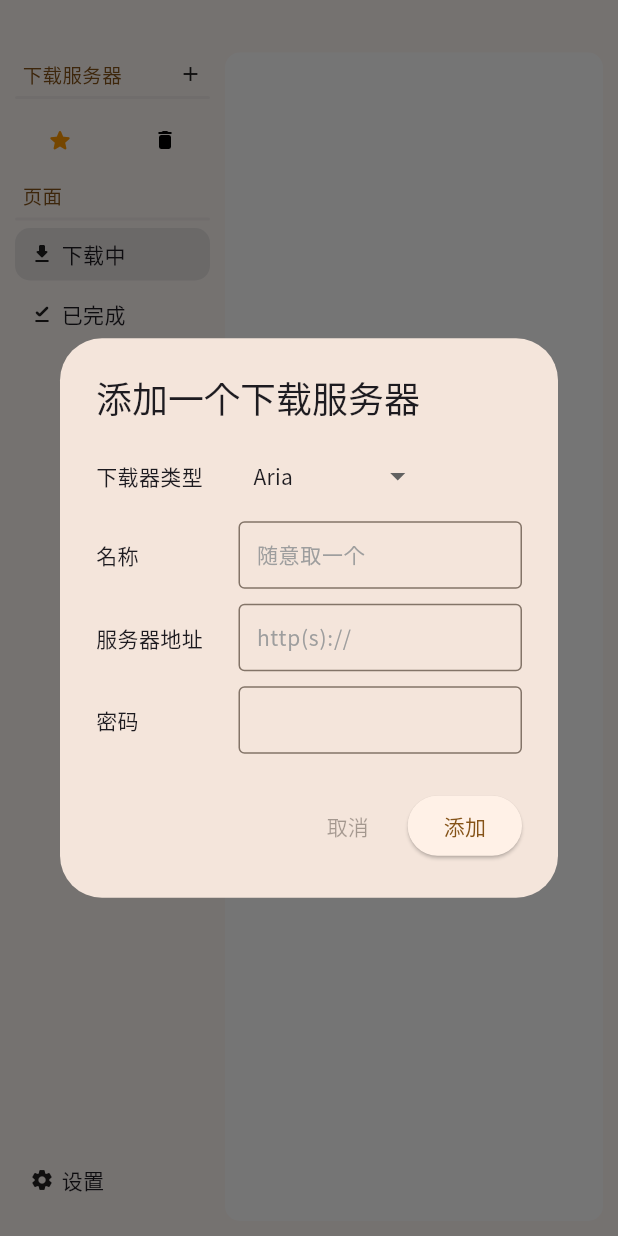
After one commit to Zhoucheng133/BitFlow, a Flutter app: the screen it shows after launch, after a tap on the "add" icon, on a phone screen of 412 x 824 dp. The commit adds this screen. Run offline on Flutter 3.47's test engine with Material 3 defaults, Android fonts, the phone set to English and light mode, and no system bars; drawn by our look-alikes of dropdown_button2; our stand-ins replace get, google_fonts, shared_preferences; missing offline and left inert: window_manager; statements that could not run were skipped.

Commit message:
添加页面切换

```diff
--- a/lib/components/sidebar.dart
+++ b/lib/components/sidebar.dart
@@ -1,4 +1,4 @@
-import 'package:bit_flow/components/sidebar_button.dart';
+import 'package:bit_flow/components/sidebar_components.dart';
 import 'package:bit_flow/getx/status_get.dart';
 import 'package:bit_flow/getx/store_get.dart';
 import 'package:bit_flow/types/types.dart';
@@ -22,10 +22,11 @@ class _SidebarState extends State<Sidebar> {
   @override
   Widget build(BuildContext context) {
     return Padding(
-      padding: const EdgeInsets.only(top: 5, right: 10, left: 10),
+      padding: const EdgeInsets.only(top: 10, right: 10, left: 10, bottom: 20),
       child: Obx(
         ()=> Column(
           children: [
+            SidebarDivider(func: ()=>storeGet.addStore(context), label: '下载服务器', useAdd: true, addHint: "添加一个下载服务器",),
             if(storeGet.servers.isNotEmpty) DropdownButtonHideUnderline(
               child: DropdownButton2<String>(
                 buttonStyleData: ButtonStyleData(
@@ -75,6 +76,13 @@ class _SidebarState extends State<Sidebar> {
                 Expanded(child: SidebarSmallButton(icon: Icons.delete_rounded, func: ()=>storeGet.delStore(context, statusGet.sevrerIndex.value), disable: storeGet.servers.length==1,))
               ],
             ),
+            const SizedBox(height: 10,),
+            SidebarDivider(label: "页面"),
+            SidebarButton(label: "下载中", icon: Icons.download_rounded, func: ()=>statusGet.page.value=Pages.active, selected: statusGet.page.value==Pages.active,),
+            const SizedBox(height: 5,),
+            SidebarButton(label: "已完成", icon: Icons.download_done_rounded, func: ()=>statusGet.page.value=Pages.finish, selected: statusGet.page.value==Pages.finish,),
+            Expanded(child: Container()),
+            SidebarButton(label: "设置", icon: Icons.settings_rounded, func: ()=>statusGet.page.value=Pages.settings, selected: statusGet.page.value==Pages.settings,),
           ],
         ),
       ),
--- a/lib/components/sidebar_button.dart
+++ /dev/null
@@ -1,102 +0,0 @@
-import 'package:flutter/material.dart';
-
-class SidebarSmallButton extends StatefulWidget {
-  final IconData icon;
-  final VoidCallback func;
-  final bool? star;
-  final double? size;
-  final bool? disable;
-
-  const SidebarSmallButton({super.key, required this.icon, required this.func, this.star, this.size, this.disable});
-
-  @override
-  State<SidebarSmallButton> createState() => _SidebarSmallButtonState();
-}
-
-class _SidebarSmallButtonState extends State<SidebarSmallButton> {
-
-  bool hover=false;
-
-  @override
-  Widget build(BuildContext context) {
-    return GestureDetector(
-      onTap: widget.disable==true ? null : widget.func,
-      child: MouseRegion(
-        cursor: widget.disable==true ? SystemMouseCursors.forbidden : SystemMouseCursors.click,
-        onEnter: widget.disable==true ? null : (_)=>setState(() {
-          hover=true;
-        }),
-        onExit: (_)=>setState(() {
-          hover=false;
-        }),
-        child: Container(
-          height: 35,
-          decoration: BoxDecoration(
-            color: hover ? Theme.of(context).hoverColor : Theme.of(context).scaffoldBackgroundColor,
-            borderRadius: BorderRadius.circular(10),
-          ),
-          child: Center(
-            child: Icon(
-              widget.icon,
-              size: widget.size ?? 16,
-              color: widget.disable==true ? Colors.grey : widget.star==true ? Colors.orange : Colors.black,
-            ),
-          ),
-        ),
-      ),
-    );
-  }
-}
-
-class SidebarButton extends StatefulWidget {
-
-  final String label;
-  final IconData icon;
-  final VoidCallback func;
-
-  const SidebarButton({super.key, required this.label, required this.icon, required this.func});
-
-  @override
-  State<SidebarButton> createState() => _SidebarButtonState();
-}
-
-class _SidebarButtonState extends State<SidebarButton> {
-
-  bool hover=false;
-
-  @override
-  Widget build(BuildContext context) {
-    return GestureDetector(
-      onTap: widget.func,
-      child: MouseRegion(
-        onEnter: (_)=>setState(() {
-          hover=true;
-        }),
-        onExit: (_)=>setState(() {
-          hover=false;
-        }),
-        cursor: SystemMouseCursors.click,
-        child: Container(
-          height: 35,
-          decoration: BoxDecoration(
-            color: hover ? Theme.of(context).hoverColor : Theme.of(context).scaffoldBackgroundColor,
-            borderRadius: BorderRadius.circular(10),
-          ),
-          child: Padding(
-            padding: const EdgeInsets.only(left: 10),
-            child: Row(
-              children: [
-                Icon(
-                  widget.icon,
-                  size: 16,
-                ),
-                const SizedBox(width: 5,),
-                Text(widget.label)
-              ],
-            ),
-          ),
-        ),
-      ),
-    );
-  }
-}
--- /dev/null
+++ b/lib/components/sidebar_components.dart
@@ -0,0 +1,166 @@
+import 'package:flutter/material.dart';
+import 'package:google_fonts/google_fonts.dart';
+
+class SidebarDivider extends StatefulWidget {
+
+  final VoidCallback? func;
+  final bool useAdd;
+  final String label;
+  final String addHint;
+
+  const SidebarDivider({super.key, this.func, this.useAdd=false, required this.label, this.addHint=""});
+
+  @override
+  State<SidebarDivider> createState() => _SidebarDividerState();
+}
+
+class _SidebarDividerState extends State<SidebarDivider> {
+  @override
+  Widget build(BuildContext context) {
+    return Column(
+      mainAxisSize: MainAxisSize.min,
+      children: [
+        Padding(
+          padding: const EdgeInsets.symmetric(horizontal: 5),
+          child: Row(
+            children: [
+              Expanded(
+                child: Text(
+                  widget.label,
+                  style: GoogleFonts.notoSansSc(
+                    fontSize: 13,
+                    color: Theme.of(context).primaryColor
+                  ),
+                ),
+              ),
+              if(widget.useAdd) Tooltip(
+                message: widget.addHint,
+                child: GestureDetector(
+                  onTap: widget.func,
+                  child: MouseRegion(
+                    cursor: SystemMouseCursors.click,
+                    child: Icon(
+                      Icons.add,
+                      size: 16,
+                    ),
+                  ),
+                ),
+              )
+            ],
+          ),
+        ),
+        const SizedBox(height: 5,),
+        Container(
+          height: 2,
+          decoration: BoxDecoration(
+            borderRadius: BorderRadius.circular(2),
+            color: Theme.of(context).hoverColor
+          ),
+        ),
+        const SizedBox(height: 5,),
+      ],
+    );
+  }
+}
+
+class SidebarSmallButton extends StatefulWidget {
+  final IconData icon;
+  final VoidCallback func;
+  final bool star;
+  final double? size;
+  final bool disable;
+
+  const SidebarSmallButton({super.key, required this.icon, required this.func, this.star=false, this.size, this.disable=false});
+
+  @override
+  State<SidebarSmallButton> createState() => _SidebarSmallButtonState();
+}
+
+class _SidebarSmallButtonState extends State<SidebarSmallButton> {
+
+  bool hover=false;
+
+  @override
+  Widget build(BuildContext context) {
+    return GestureDetector(
+      onTap: widget.disable ? null : widget.func,
+      child: MouseRegion(
+        cursor: widget.disable ? SystemMouseCursors.forbidden : SystemMouseCursors.click,
+        onEnter: widget.disable ? null : (_)=>setState(() {
+          hover=true;
+        }),
+        onExit: (_)=>setState(() {
+          hover=false;
+        }),
+        child: Container(
+          height: 35,
+          decoration: BoxDecoration(
+            color: hover ? Theme.of(context).hoverColor : Theme.of(context).scaffoldBackgroundColor,
+            borderRadius: BorderRadius.circular(10),
+          ),
+          child: Center(
+            child: Icon(
+              widget.icon,
+              size: widget.size ?? 16,
+              color: widget.disable ? Colors.grey : widget.star ? Colors.orange : Colors.black,
+            ),
+          ),
+        ),
+      ),
+    );
+  }
+}
+
+class SidebarButton extends StatefulWidget {
+
+  final String label;
+  final IconData icon;
+  final VoidCallback func;
+  final bool selected;
+
+  const SidebarButton({super.key, required this.label, required this.icon, required this.func, this.selected=false});
+
+  @override
+  State<SidebarButton> createState() => _SidebarButtonState();
+}
+
+class _SidebarButtonState extends State<SidebarButton> {
+
+  bool hover=false;
+
+  @override
+  Widget build(BuildContext context) {
+    return GestureDetector(
+      onTap: widget.func,
+      child: MouseRegion(
+        onEnter: (_)=>setState(() {
+          hover=true;
+        }),
+        onExit: (_)=>setState(() {
+          hover=false;
+        }),
+        cursor: SystemMouseCursors.click,
+        child: Container(
+          height: 35,
+          decoration: BoxDecoration(
+            color: widget.selected ? Theme.of(context).splashColor : hover ? Theme.of(context).hoverColor : Theme.of(context).scaffoldBackgroundColor,
+            borderRadius: BorderRadius.circular(10),
+          ),
+          child: Padding(
+            padding: const EdgeInsets.only(left: 10),
+            child: Row(
+              children: [
+                Icon(
+                  widget.icon,
+                  size: 16,
+                ),
+                const SizedBox(width: 5,),
+                Text(widget.label)
+              ],
+            ),
+          ),
+        ),
+      ),
+    );
+  }
+}
--- a/lib/getx/status_get.dart
+++ b/lib/getx/status_get.dart
@@ -1,7 +1,14 @@
 import 'package:get/get.dart';
+
+enum Pages{
+  active,
+  finish,
+  settings
+}
 
 class StatusGet extends GetxController{
   RxBool initOk=false.obs;
 
   RxInt sevrerIndex=0.obs;
+  Rx<Pages> page=Pages.active.obs;
 }
--- a/lib/main_window.dart
+++ b/lib/main_window.dart
@@ -1,8 +1,12 @@
 import 'dart:io';
 
 import 'package:bit_flow/components/sidebar.dart';
+import 'package:bit_flow/getx/status_get.dart';
 import 'package:bit_flow/getx/store_get.dart';
 import 'package:bit_flow/getx/theme_get.dart';
+import 'package:bit_flow/pages/download.dart';
+import 'package:bit_flow/pages/finish.dart';
+import 'package:bit_flow/pages/settings.dart';
 import 'package:bit_flow/service/init.dart';
 import 'package:flutter/material.dart';
 import 'package:get/get.dart';
@@ -52,6 +56,7 @@ class _MainWindowState extends State<MainWindow> with WindowListener {
 
   final ThemeGet themeGet=Get.find();
   final StoreGet storeGet=Get.find();
+  final StatusGet statusGet=Get.find();
 
   @override
   Widget build(BuildContext context) {
@@ -101,6 +106,19 @@ class _MainWindowState extends State<MainWindow> with WindowListener {
                       color: Colors.white,
                       borderRadius: BorderRadius.circular(10)
                     ),
+                    child: Padding(
+                      padding: const EdgeInsets.all(10),
+                      child: Obx(()=>
+                        IndexedStack(
+                          index: statusGet.page.value.index,
+                          children: [
+                            DownloadPage(),
+                            FinishPage(),
+                            SettingsPage()
+                          ],
+                        ),
+                      )
+                    ),
                   ),
                 )
               )
--- /dev/null
+++ b/lib/pages/download.dart
@@ -0,0 +1,17 @@
+import 'package:flutter/material.dart';
+
+class DownloadPage extends StatefulWidget {
+  const DownloadPage({super.key});
+
+  @override
+  State<DownloadPage> createState() => _DownloadPageState();
+}
+
+class _DownloadPageState extends State<DownloadPage> {
+  @override
+  Widget build(BuildContext context) {
+    return Center(
+      child: Text("Download"),
+    );
+  }
+}
--- /dev/null
+++ b/lib/pages/finish.dart
@@ -0,0 +1,17 @@
+import 'package:flutter/material.dart';
+
+class FinishPage extends StatefulWidget {
+  const FinishPage({super.key});
+
+  @override
+  State<FinishPage> createState() => _FinishPageState();
+}
+
+class _FinishPageState extends State<FinishPage> {
+  @override
+  Widget build(BuildContext context) {
+    return Center(
+      child: Text("Finish"),
+    );
+  }
+}
--- /dev/null
+++ b/lib/pages/settings.dart
@@ -0,0 +1,17 @@
+import 'package:flutter/material.dart';
+
+class SettingsPage extends StatefulWidget {
+  const SettingsPage({super.key});
+
+  @override
+  State<SettingsPage> createState() => _SettingsPageState();
+}
+
+class _SettingsPageState extends State<SettingsPage> {
+  @override
+  Widget build(BuildContext context) {
+    return Center(
+      child: Text("Settings"),
+    );
+  }
+}
```
